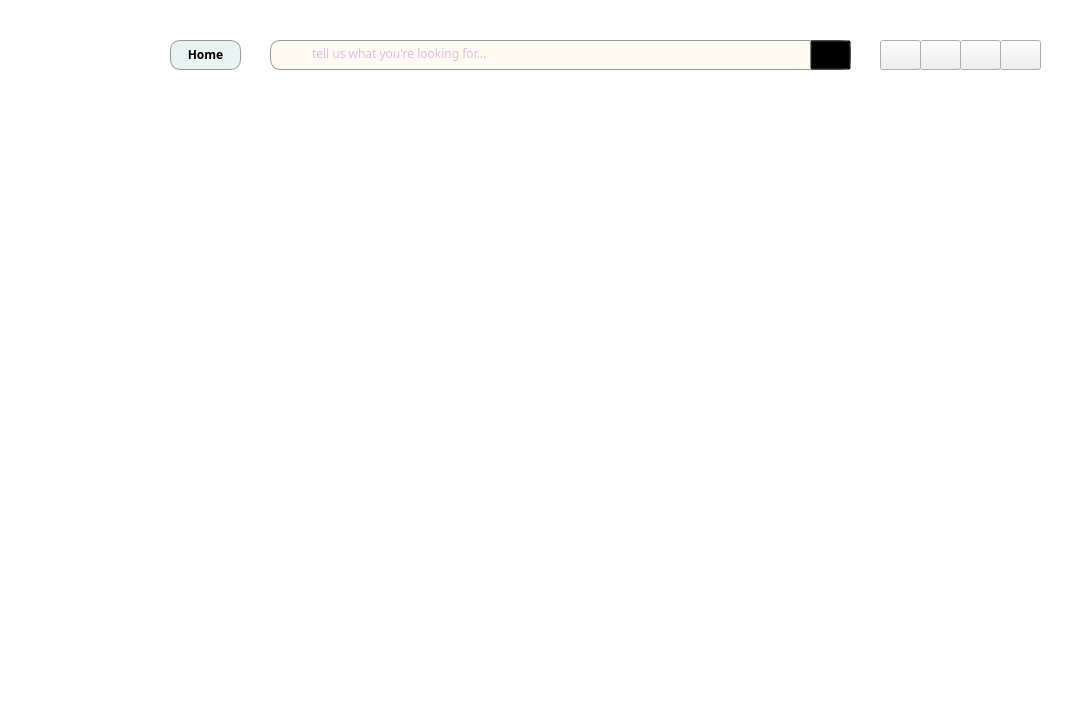
Above: frontend/src/pages/qt_designer/home.ui from m0owo/Curate before the change. Below: the same form after it.
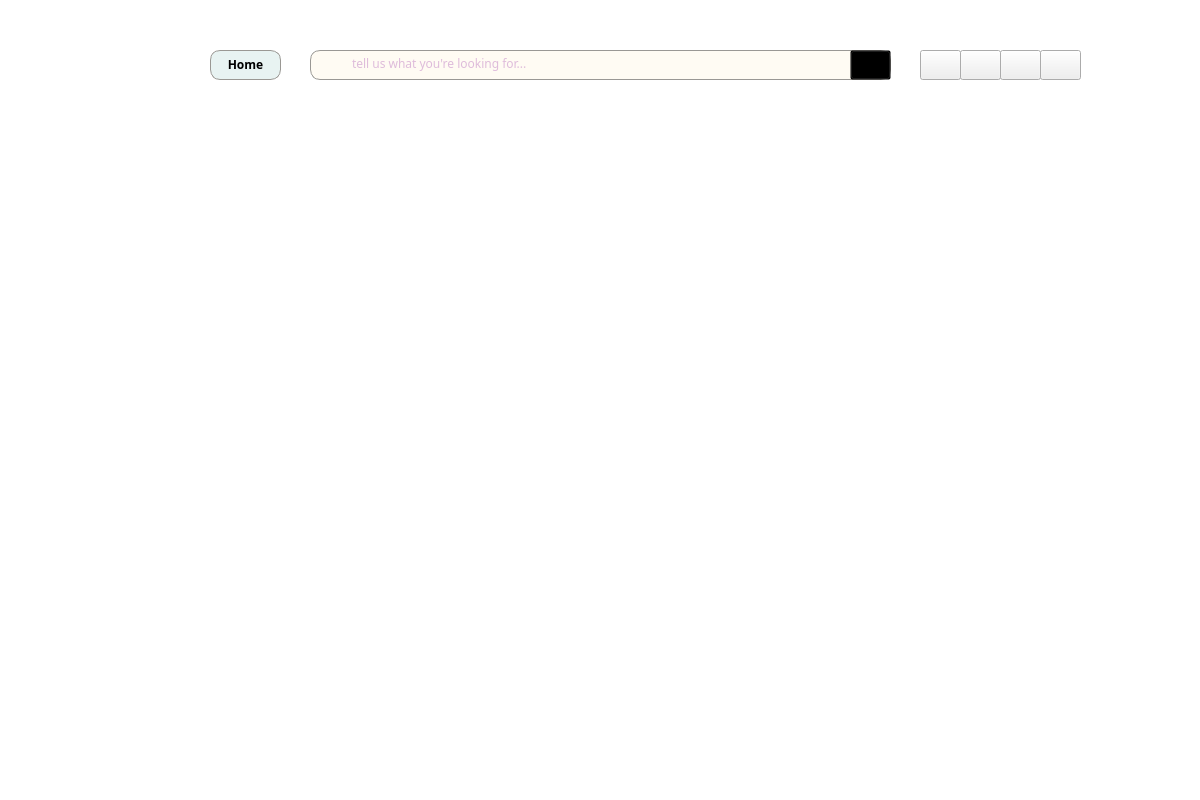
That is the form after the change. Icons and pictures are not drawn.

```diff
--- a/frontend/src/pages/qt_designer/home.ui
+++ b/frontend/src/pages/qt_designer/home.ui
@@ -6,14 +6,20 @@
    <rect>
     <x>0</x>
     <y>0</y>
-    <width>1080</width>
-    <height>720</height>
+    <width>1200</width>
+    <height>800</height>
    </rect>
   </property>
+  <property name="minimumSize">
+   <size>
+    <width>1200</width>
+    <height>800</height>
+   </size>
+  </property>
   <property name="maximumSize">
    <size>
-    <width>1080</width>
-    <height>720</height>
+    <width>1200</width>
+    <height>800</height>
    </size>
   </property>
   <property name="windowTitle">
@@ -31,8 +37,8 @@
    <widget class="QWidget" name="header" native="true">
     <property name="geometry">
      <rect>
-      <x>20</x>
-      <y>10</y>
+      <x>60</x>
+      <y>20</y>
       <width>1080</width>
       <height>720</height>
      </rect>
```
